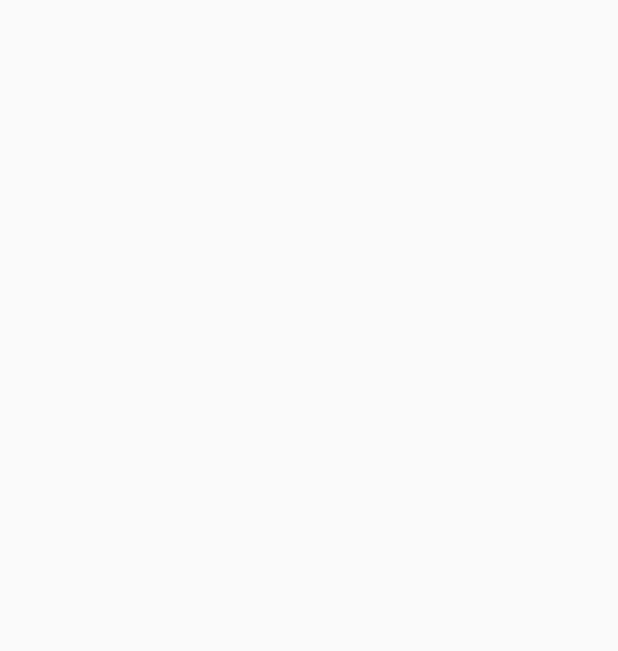
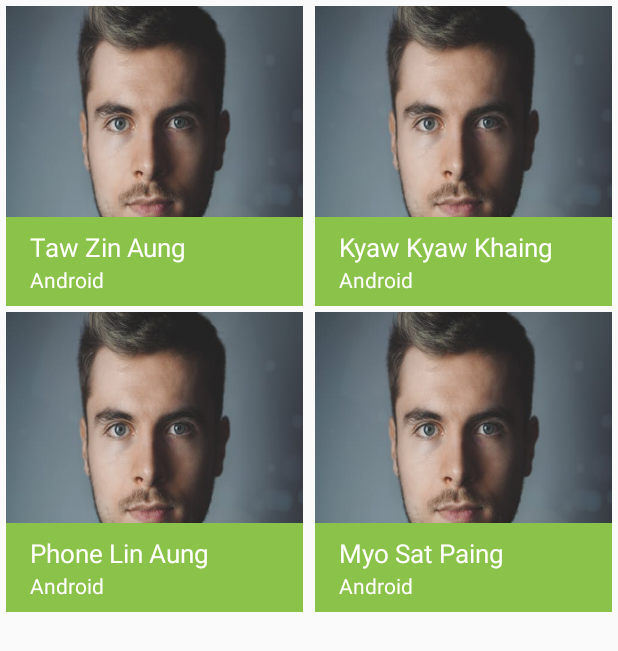
Before and after one commit to ChitMyoKo/TPM-Project, an Android app: the TeacherActivity screen opened directly, with no data from a screen before it, on a phone screen of 412 x 824 dp. Before the commit the part shown is empty. Shown: the top 651 px of the screen. Run offline under Robolectric (Android 15) with nearby library versions, the phone set to English and light mode, and no system bars.

Commit message:
creat adapter for course,teacher and student

```diff
--- a/app/src/main/AndroidManifest.xml
+++ b/app/src/main/AndroidManifest.xml
@@ -17,7 +17,7 @@
         </activity>
         <activity android:name=".Activity.CourseActivity">
         </activity>
-        <activity android:name=".LoginActivity">
+        <activity android:name=".Activity.LoginActivity">
             <intent-filter>
                 <action android:name="android.intent.action.MAIN"/>
 
--- a/app/src/main/java/com/tpm/tpmproject/LoginActivity.kt
+++ b/app/src/main/java/com/tpm/tpmproject/Activity/LoginActivity.kt
@@ -1,8 +1,8 @@
-package com.tpm.tpmproject
+package com.tpm.tpmproject.Activity
 
 import androidx.appcompat.app.AppCompatActivity
 import android.os.Bundle
-import com.tpm.tpmproject.Activity.MainActivity
+import com.tpm.tpmproject.R
 import kotlinx.android.synthetic.main.activity_login.*
 
 class LoginActivity : AppCompatActivity() {
@@ -13,6 +13,7 @@ class LoginActivity : AppCompatActivity() {
 
         btnLogin.setOnClickListener {
             startActivity(MainActivity.newIntent(this))
+            finish()
         }
     }
 }
--- a/app/src/main/java/com/tpm/tpmproject/Activity/TeacherActivity.kt
+++ b/app/src/main/java/com/tpm/tpmproject/Activity/TeacherActivity.kt
@@ -1,13 +1,35 @@
 package com.tpm.tpmproject.Activity
 
+import android.content.Context
+import android.content.Intent
 import androidx.appcompat.app.AppCompatActivity
 import android.os.Bundle
+import androidx.recyclerview.widget.GridLayoutManager
+import com.tpm.tpmproject.Adapter.PersonAdapter
+import com.tpm.tpmproject.DataClass.Person
 import com.tpm.tpmproject.R
+import kotlinx.android.synthetic.main.activity_teacher.*
 
 class TeacherActivity : AppCompatActivity() {
+
+    companion object{
+        fun newIntent(context: Context): Intent
+        {
+            var intent = Intent(context,TeacherActivity::class.java)
+            return intent
+        }
+    }
 
     override fun onCreate(savedInstanceState: Bundle?) {
         super.onCreate(savedInstanceState)
         setContentView(R.layout.activity_teacher)
+        var teacher_1 = Person("Taw Zin Aung","Android")
+        var teacher_2 = Person("Kyaw Kyaw Khaing","Android")
+        var teacher_3 = Person("Phone Lin Aung","Android")
+        var teacher_4 = Person("Myo Sat Paing","Android")
+        var personArray = mutableListOf<Person>(teacher_1,teacher_2,teacher_3,teacher_4)
+        var adapter = PersonAdapter(this,R.layout.person,personArray)
+        rcTeacher.layoutManager = GridLayoutManager(this,2)
+        rcTeacher.adapter = adapter
     }
 }
--- /dev/null
+++ b/app/src/main/java/com/tpm/tpmproject/Adapter/PersonAdapter.kt
@@ -0,0 +1,27 @@
+package com.tpm.tpmproject.Adapter
+
+import android.content.Context
+import android.view.LayoutInflater
+import android.view.View
+import android.view.ViewGroup
+import androidx.recyclerview.widget.RecyclerView
+import com.tpm.tpmproject.DataClass.Person
+import com.tpm.tpmproject.ViewHolders.PersonViewHolder
+
+class PersonAdapter(var context: Context, var layout: Int ,var list: List<Person>): RecyclerView.Adapter<PersonViewHolder>() {
+    override fun onCreateViewHolder(parent: ViewGroup, viewType: Int): PersonViewHolder {
+        var inflater = LayoutInflater.from(context)
+        var view = inflater.inflate(layout,parent,false)
+        return PersonViewHolder(view)
+    }
+
+    override fun getItemCount(): Int {
+        return list.count()
+    }
+
+    override fun onBindViewHolder(holder: PersonViewHolder, position: Int) {
+        holder.name.text = list[position].name
+        holder.profession.text = list[position].profession
+    }
+
+}
--- /dev/null
+++ b/app/src/main/java/com/tpm/tpmproject/DataClass/Course.kt
@@ -0,0 +1,4 @@
+package com.tpm.tpmproject.DataClass
+
+class Course(var courseName: String) {
+}
--- /dev/null
+++ b/app/src/main/java/com/tpm/tpmproject/DataClass/Person.kt
@@ -0,0 +1,4 @@
+package com.tpm.tpmproject.DataClass
+
+class Person(var name : String , var profession : String) {
+}
--- /dev/null
+++ b/app/src/main/java/com/tpm/tpmproject/ViewHolders/PersonViewHolder.kt
@@ -0,0 +1,10 @@
+package com.tpm.tpmproject.ViewHolders
+
+import android.view.View
+import androidx.recyclerview.widget.RecyclerView
+import kotlinx.android.synthetic.main.person.view.*
+
+class PersonViewHolder(view: View): RecyclerView.ViewHolder(view) {
+    var name = view.tvPersonName
+    var profession = view.tvProfession
+}
--- a/app/src/main/res/layout/activity_login.xml
+++ b/app/src/main/res/layout/activity_login.xml
@@ -6,7 +6,7 @@
         android:layout_width="match_parent"
         android:layout_height="match_parent"
         android:orientation="vertical"
-        tools:context=".LoginActivity"
+        tools:context=".Activity.LoginActivity"
         android:weightSum="3"
         android:background="@color/colorAccent">
     <LinearLayout
--- a/app/src/main/res/layout/activity_teacher.xml
+++ b/app/src/main/res/layout/activity_teacher.xml
@@ -1,10 +1,14 @@
 <?xml version="1.0" encoding="utf-8"?>
-<androidx.constraintlayout.widget.ConstraintLayout
+<RelativeLayout
         xmlns:android="http://schemas.android.com/apk/res/android"
         xmlns:tools="http://schemas.android.com/tools"
         xmlns:app="http://schemas.android.com/apk/res-auto"
         android:layout_width="match_parent"
-        android:layout_height="match_parent"
-        tools:context=".Activity.TeacherActivity">
-
-</androidx.constraintlayout.widget.ConstraintLayout>
+        android:layout_height="wrap_content"
+        tools:context=".Activity.TeacherActivity"
+        android:orientation="vertical">
+    <androidx.recyclerview.widget.RecyclerView
+            android:id="@+id/rcTeacher"
+            android:layout_width="wrap_content"
+            android:layout_height="wrap_content"/>
+</RelativeLayout>
--- /dev/null
+++ b/app/src/main/res/layout/person.xml
@@ -0,0 +1,41 @@
+<?xml version="1.0" encoding="utf-8"?>
+<RelativeLayout xmlns:android="http://schemas.android.com/apk/res/android"
+              android:layout_width="wrap_content"
+              android:layout_height="wrap_content"
+              android:layout_marginTop="4dp"
+              android:layout_marginLeft="4dp"
+              android:layout_marginRight="4dp">
+    <ImageView
+            android:id="@+id/ivPerson"
+            android:layout_width="match_parent"
+            android:layout_height="200dp"
+            android:scaleType="fitXY"
+            android:src="@drawable/person"/>
+    <LinearLayout
+            android:layout_alignBottom="@+id/ivPerson"
+            android:layout_width="match_parent"
+            android:layout_height="wrap_content"
+            android:orientation="vertical"
+            android:background="#8BC34A">
+
+        <TextView
+                android:layout_marginTop="8dp"
+                android:id="@+id/tvPersonName"
+                android:layout_marginLeft="16dp"
+                android:layout_width="match_parent"
+                android:layout_height="wrap_content"
+                android:textSize="17sp"
+                android:textColor="@color/colorWhite"
+                android:text="Name"/>
+        <TextView
+                android:layout_marginBottom="8dp"
+                android:id="@+id/tvProfession"
+                android:layout_marginLeft="16dp"
+                android:layout_width="match_parent"
+                android:layout_height="wrap_content"
+                android:textColor="@color/colorWhite"
+                android:text="@string/profession"/>
+
+    </LinearLayout>
+
+</RelativeLayout>
--- a/app/src/main/res/values/strings.xml
+++ b/app/src/main/res/values/strings.xml
@@ -17,4 +17,5 @@
     <string name="nav_header_name">Mg Chit Myo Ko</string>
     <string name="nav_header_track">Mobility</string>
     <string name="nav_header_batch">Batch 1</string>
+    <string name="profession">Android</string>
 </resources>
```
Also changed, not shown: app/src/main/java/com/tpm/tpmproject/Activity/CourseActivity.kt (+18 -0 lines), app/src/main/java/com/tpm/tpmproject/Activity/MainActivity.kt (+14 -0 lines), app/src/main/java/com/tpm/tpmproject/Activity/StudentActivity.kt (+25 -0 lines), app/src/main/java/com/tpm/tpmproject/Adapter/CourseAdapter.kt (added, +24 -0 lines), app/src/main/java/com/tpm/tpmproject/ViewHolders/CourseViewHolder.kt (added, +9 -0 lines), app/src/main/res/layout/activity_course.xml (+6 -2 lines), app/src/main/res/layout/activity_student.xml (+7 -3 lines), app/src/main/res/layout/course.xml (added, +22 -0 lines), app/src/main/res/drawable/person.jpeg (added).
